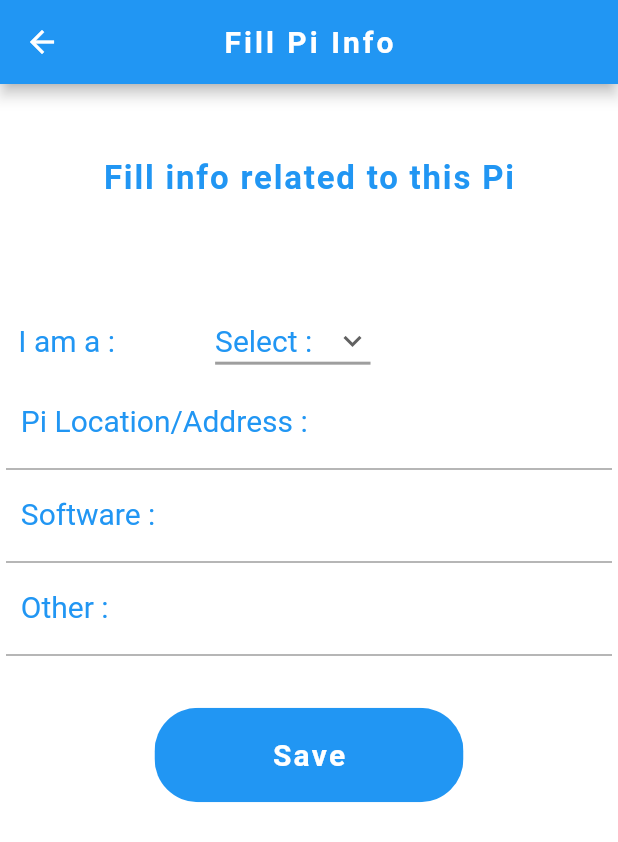
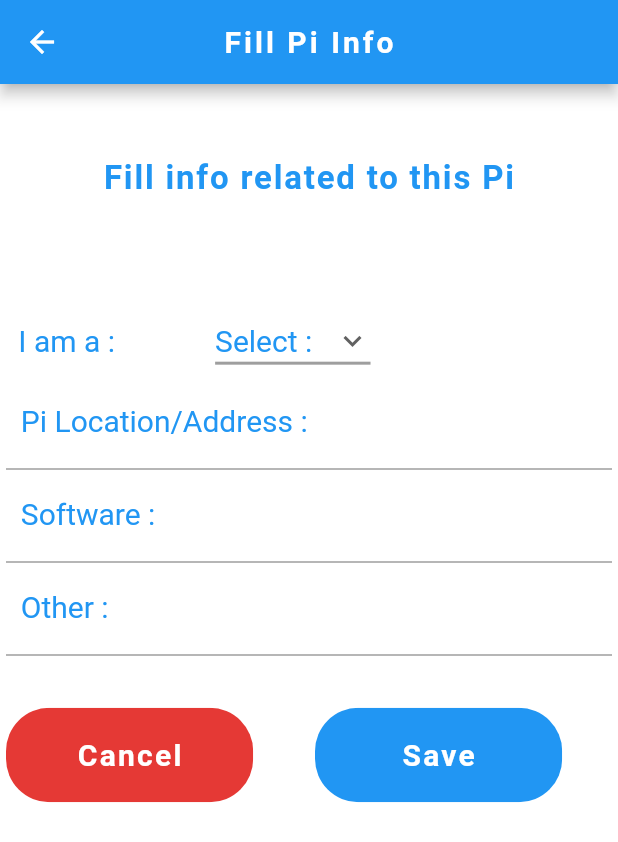
Before and after one commit to YouqinS/ADPProject-NokiaDC, a Flutter app: the screen it shows once a user with an empty profile is signed in, after a tap on the "add" icon, on a phone screen of 412 x 824 dp. Shown: the top 842 px of the screen. Run offline on Flutter 3.47's test engine with Material 2 defaults, Android fonts, the phone set to English and light mode, and no system bars; our stand-ins replace cloud_firestore, firebase_auth, firebase_core, flutter_map, flutter_spinkit, geolocator and 1 more; accounts and stored records are empty.

Commit message:
add_pi to db
* created method to write to db
* changed db modeling: use map for user/owner/finder

```diff
--- a/RasPiFinder/lib/add_pi/add_pi.dart
+++ b/RasPiFinder/lib/add_pi/add_pi.dart
@@ -1,20 +1,29 @@
 import 'package:RasPiFinder/components/app_bar.dart';
-import 'package:RasPiFinder/components/navigate.dart';
 import 'package:RasPiFinder/components/rounded_button.dart';
-import 'package:RasPiFinder/home/home_page.dart';
+import 'package:RasPiFinder/models/user.dart';
+import 'package:RasPiFinder/services/database.dart';
+import 'package:cloud_firestore/cloud_firestore.dart';
 import 'package:flutter/cupertino.dart';
 import 'package:flutter/material.dart';
 
 class AddPi extends StatefulWidget {
-  AddPi({Key key}) : super(key: key);
+  final GeoPoint geoPoint;
+  final UserData scanner;
+  AddPi({Key key, this.geoPoint, this.scanner}) : super(key: key);
 
   @override
-  AddPiState createState() => new AddPiState();
+  AddPiState createState() => new AddPiState(this.geoPoint, this.scanner);
 }
 
 class AddPiState extends State<AddPi> {
+  final GeoPoint geoPoint;
+  final UserData scanner;
+  AddPiState(this.geoPoint, this.scanner);
+
   final formKey = GlobalKey<FormState>();
-  String address, software, other;
+  String modelNumber = '' , address = '', software = '', other = '';
+  Map<String, String> user, owner, finder;
+  String select = 'Select :', piFinder = 'Pi Finder', piOwner = 'Pi Owner', piUser = 'Pi User', otherType = 'Other';
   String userType = 'Select :';
 
   @override
@@ -74,7 +83,7 @@ class AddPiState extends State<AddPi> {
                           validateUserTypeInput();
                         });
                       },
-                      items: <String>['Select :', 'Pi Finder', 'Pi Owner', 'Pi User']
+                      items: <String>[select, piUser, piFinder, piOwner, otherType]
                           .map<DropdownMenuItem<String>>((String value) {
                         return DropdownMenuItem<String>(
                           value: value,
@@ -113,14 +122,29 @@ class AddPiState extends State<AddPi> {
                         onSaved: (input) => other = input,
                       ),
                       SizedBox(height: size.height * 0.03),
+                      Row(
+                        children: [
                           Container(
-                          width: size.width * 0.5,
+                            width: size.width * 0.4,
+                            child: RoundedButton(
+                              color: Colors.red[600],
+                              text: 'Cancel',
+                              press: () {
+                                Navigator.of(context).pop();
+                              },
+                            ),
+                          ),
+                          SizedBox(width: size.width * 0.1),
+                          Container(
+                            width: size.width * 0.4,
                             child: RoundedButton(
                               text: 'Save',
                               press: () {
                                 submit();
                               },
-                          )
+                            ),
+                          ),
+                        ],
                       )
                     ],
                   ),
@@ -131,18 +155,36 @@ class AddPiState extends State<AddPi> {
         ));
   }
 
-  void submit(){
+  Future<void> submit() async {
     if (userType == 'Select :'){
       showAlert();
     }
     if(formKey.currentState.validate() && userType != 'Select :'){
       formKey.currentState.save();
-      //TODO get current GPS data and store to DB
-      //TODO connect to DB to store user input
-      print(userType);
-      print(software);
-      print(address);
-      navigateToPage(context, HomePage());
+      if (userType == piUser) {
+        user = new Map();
+        user['email'] = scanner.email;
+        user['phoneNumber'] = scanner.phoneNumber;
+        user['uid'] = scanner.uid;
+      }
+      if (userType == piOwner) {
+        owner = new Map();
+        owner['email'] = scanner.email;
+        owner['phoneNumber'] = scanner.phoneNumber;
+        owner['uid'] = scanner.uid;
+      }
+      if (userType == piFinder) {
+        finder = new Map();
+        finder['email'] = scanner.email;
+        finder['phoneNumber'] = scanner.phoneNumber;
+        finder['uid'] = scanner.uid;
+      }
+      print('userType=' + userType);
+      print('software=' + software);
+      print('address=' + address);
+      print('geoPoint=' + geoPoint.longitude.toString() + '/' + geoPoint.latitude.toString());
+      await DatabaseService().addPi(modelNumber, software, address, owner, user, finder, other, geoPoint);
+      Navigator.of(context).pop();
     }
   }
 
--- a/RasPiFinder/lib/home/home_page.dart
+++ b/RasPiFinder/lib/home/home_page.dart
@@ -1,8 +1,11 @@
 import 'package:RasPiFinder/add_pi/add_pi.dart';
 import 'package:RasPiFinder/components/navigate.dart';
+import 'package:RasPiFinder/home/product_tile.dart';
+import 'package:RasPiFinder/models/rasps.dart';
+import 'package:RasPiFinder/models/user.dart';
 import 'package:cloud_firestore/cloud_firestore.dart';
 import 'package:flutter/material.dart';
-import 'rasp_list.dart';
+import 'package:provider/provider.dart';
 import 'package:geolocator/geolocator.dart';
 
 class HomePage extends StatefulWidget {
@@ -12,29 +15,14 @@ class HomePage extends StatefulWidget {
 
 class _HomePageState extends State<HomePage>
     with AutomaticKeepAliveClientMixin {
-  GeoPoint geoPoint;
+  GeoPoint geoPoint = new GeoPoint(60.22479775, 24.756725373913383);
 
   @override
   Widget build(BuildContext context) {
     super.build(context);
-
-    /*void _showAddPanel() {
-      showModalBottomSheet(
-        context: context,
-        isScrollControlled: true,
-        shape: RoundedRectangleBorder(
-        borderRadius: BorderRadius.vertical(top: Radius.circular(25.0))),
-        builder: (context) {
-          return Container(
-            // padding: MediaQuery.of(context).viewInsets,
-            height: 500,
-            padding: EdgeInsets.symmetric(vertical: 10.0, horizontal: 40.0),
-            child: AddProducts(),
-          );
-        }
-      );
-    }*/
-
+    final UserData userData = Provider.of<UserData>(context);
+    final rasPiList = Provider.of<List<Rasp>>(context) ?? [];
+    print(rasPiList);
     return Scaffold(
             appBar: AppBar(
               title: Text(
@@ -53,13 +41,18 @@ class _HomePageState extends State<HomePage>
                   icon: Icon(Icons.add),
                   label: Text(''),
                   onPressed: () => {
-                    //TODO
-                    navigateToPage(context, AddPi())
+                    //TODO query db and add navigation logic to AddPi or PiData(to update Pi)
+                    navigateToPage(context, AddPi(geoPoint: geoPoint, scanner: userData,))
                   }//_showAddPanel(),
                 )
               ],
             ),
-            body: RaspList(),
+            body: ListView.builder(
+              itemCount: rasPiList.length,
+              itemBuilder: (context, index) {
+                return ProductTile(rasp: rasPiList[index]);
+              },
+            )
     );
   }
 
--- a/RasPiFinder/lib/profile/my_pi.dart
+++ b/RasPiFinder/lib/profile/my_pi.dart
@@ -70,8 +70,6 @@ class _MyRasPiState extends State<MyRasPi> {
                   ),
                   DataContainer(
                     label: 'Software',
-                    //TODO change to software when new data collection integrated
-                   // content: myPies[index].name,
                     content: myPies[index].software == null ? "NA" : myPies[index].software,
                     maxLine: 2,
                     isUser: false,
```
Also changed, not shown: RasPiFinder/lib/home/rasp_list.dart (+12 -6 lines), RasPiFinder/lib/pi_data/pi_data.dart (+44 -7 lines), RasPiFinder/lib/services/database.dart (+12 -10 lines). Lines whose indentation alone changed are shown as unchanged.
